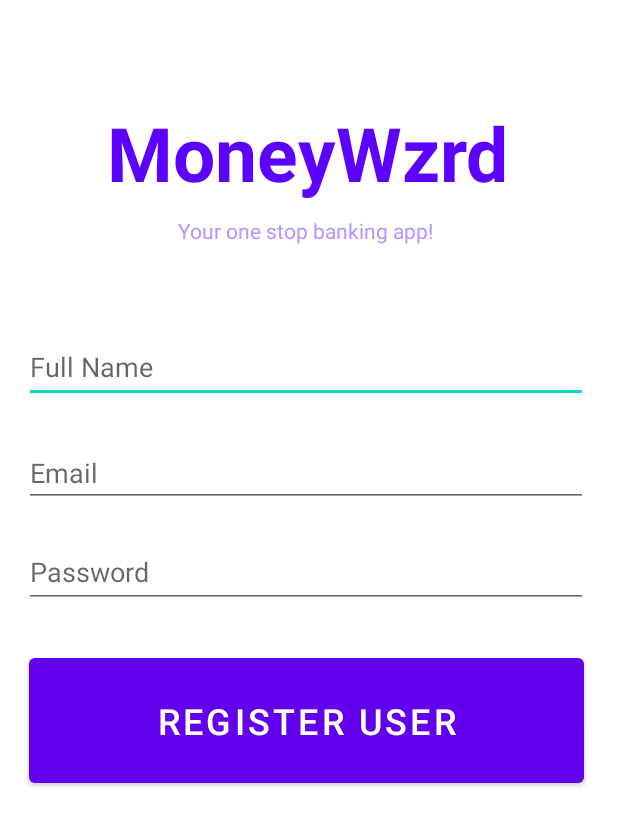
After one commit to Peachy02/MoneyWzrd, an Android app: the RegisterUser screen opened directly, with no data from a screen before it, on a phone screen of 412 x 824 dp. The commit adds this screen. Shown: the top 826 px of the screen. Run offline under Robolectric (Android 15) with nearby library versions, the phone set to English and light mode, and no system bars; Roboto replaces fonts that are not available here.

Commit message:
Designed register user page -> starting to implement it

```diff
--- a/moneywzrd/src/main/AndroidManifest.xml
+++ b/moneywzrd/src/main/AndroidManifest.xml
@@ -10,7 +10,8 @@
         android:roundIcon="@mipmap/ic_launcher_round"
         android:supportsRtl="true"
         android:theme="@style/Theme.MoneyWzrd">
-        <activity android:name=".Login_main"></activity>
+        <activity android:name=".RegisterUser"></activity>
+        <activity android:name=".Login_main" />
         <activity android:name=".ui.login.LoginActivity" />
         <activity android:name=".MainActivity">
             <intent-filter>
--- /dev/null
+++ b/moneywzrd/src/main/java/ispy/corp/moneywzrd/RegisterUser.java
@@ -0,0 +1,14 @@
+package ispy.corp.moneywzrd;
+
+import androidx.appcompat.app.AppCompatActivity;
+
+import android.os.Bundle;
+
+public class RegisterUser extends AppCompatActivity {
+
+    @Override
+    protected void onCreate(Bundle savedInstanceState) {
+        super.onCreate(savedInstanceState);
+        setContentView(R.layout.activity_register_user);
+    }
+}
--- a/moneywzrd/src/main/res/layout/activity_login_main.xml
+++ b/moneywzrd/src/main/res/layout/activity_login_main.xml
@@ -8,7 +8,7 @@
     tools:context=".Login_main">
 
     <TextView
-        android:id="@+id/apptitle"
+        android:id="@+id/banner"
         android:layout_width="269dp"
         android:layout_height="76dp"
         android:layout_marginTop="68dp"
@@ -56,7 +56,7 @@
         android:text="@string/your_one_stop_banking_app"
         android:textColor="#BA93FF"
         app:layout_constraintEnd_toEndOf="parent"
-        app:layout_constraintTop_toBottomOf="@+id/apptitle" />
+        app:layout_constraintTop_toBottomOf="@+id/banner" />
 
     <Button
         android:id="@+id/loginBTN"
--- /dev/null
+++ b/moneywzrd/src/main/res/layout/activity_register_user.xml
@@ -0,0 +1,90 @@
+<?xml version="1.0" encoding="utf-8"?>
+<androidx.constraintlayout.widget.ConstraintLayout xmlns:android="http://schemas.android.com/apk/res/android"
+    xmlns:app="http://schemas.android.com/apk/res-auto"
+    xmlns:tools="http://schemas.android.com/tools"
+    android:layout_width="match_parent"
+    android:layout_height="match_parent"
+    tools:context=".RegisterUser">
+
+    <TextView
+        android:id="@+id/banner"
+        android:layout_width="269dp"
+        android:layout_height="76dp"
+        android:layout_marginTop="68dp"
+        android:layout_marginEnd="71dp"
+        android:text="@string/moneywzrd"
+        android:textColor="#5C00FF"
+        android:textSize="50sp"
+        android:textStyle="bold"
+        app:layout_constraintEnd_toEndOf="parent"
+        app:layout_constraintTop_toTopOf="parent" />
+
+    <TextView
+        android:id="@+id/titlemsg"
+        android:layout_width="174dp"
+        android:layout_height="24dp"
+        android:layout_marginEnd="119dp"
+        android:text="@string/your_one_stop_banking_app"
+        android:textColor="#BA93FF"
+        app:layout_constraintEnd_toEndOf="parent"
+        app:layout_constraintTop_toBottomOf="@+id/banner" />
+
+    <EditText
+        android:id="@+id/fullname"
+        android:layout_width="376dp"
+        android:layout_height="47dp"
+        android:layout_marginStart="16dp"
+        android:layout_marginTop="53dp"
+        android:ems="10"
+        android:hint="Full Name"
+        android:inputType="textPersonName"
+        app:layout_constraintStart_toStartOf="parent"
+        app:layout_constraintTop_toBottomOf="@+id/titlemsg" />
+
+    <EditText
+        android:id="@+id/email"
+        android:layout_width="376dp"
+        android:layout_height="45dp"
+        android:layout_marginStart="16dp"
+        android:layout_marginTop="24dp"
+        android:ems="10"
+        android:inputType="textEmailAddress"
+        android:hint="Email"
+        app:layout_constraintStart_toStartOf="parent"
+        app:layout_constraintTop_toBottomOf="@+id/fullname" />
+
+    <EditText
+        android:id="@+id/password"
+        android:layout_width="376dp"
+        android:layout_height="48dp"
+        android:layout_marginStart="16dp"
+        android:layout_marginTop="19dp"
+        android:ems="10"
+        android:inputType="textPassword"
+        android:hint="Password"
+        app:layout_constraintStart_toStartOf="parent"
+        app:layout_constraintTop_toBottomOf="@+id/email" />
+
+    <Button
+        android:id="@+id/registerUser"
+        android:layout_width="370dp"
+        android:layout_height="95dp"
+        android:layout_marginStart="19dp"
+        android:layout_marginTop="27dp"
+        android:text="REGISTER USER"
+        android:textSize="24sp"
+        app:layout_constraintStart_toStartOf="parent"
+        app:layout_constraintTop_toBottomOf="@+id/password" />
+
+    <ProgressBar
+        android:id="@+id/progressBar"
+        style="?android:attr/progressBarStyle"
+        android:layout_width="wrap_content"
+        android:layout_height="wrap_content"
+        android:visibility="gone"
+        app:layout_constraintBottom_toBottomOf="parent"
+        app:layout_constraintEnd_toEndOf="parent"
+        app:layout_constraintStart_toStartOf="parent"
+        app:layout_constraintTop_toTopOf="parent" />
+
+</androidx.constraintlayout.widget.ConstraintLayout>
```
